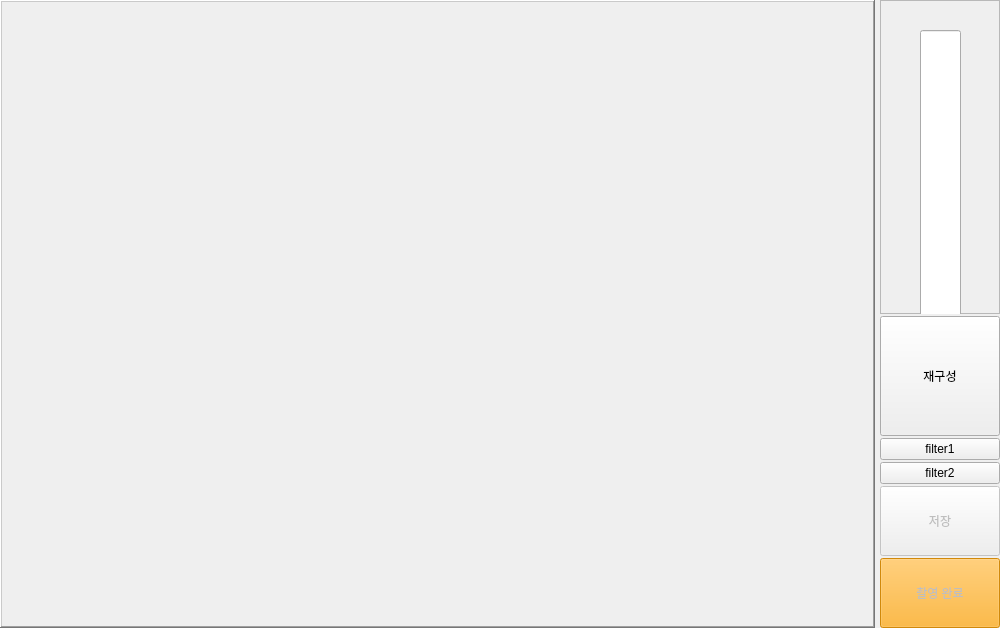
Qt form Project/src/imaging/ImagingSW/imagingmanager.ui (AndaCondaa/Dental_Imaging_SW_System) before a commit.
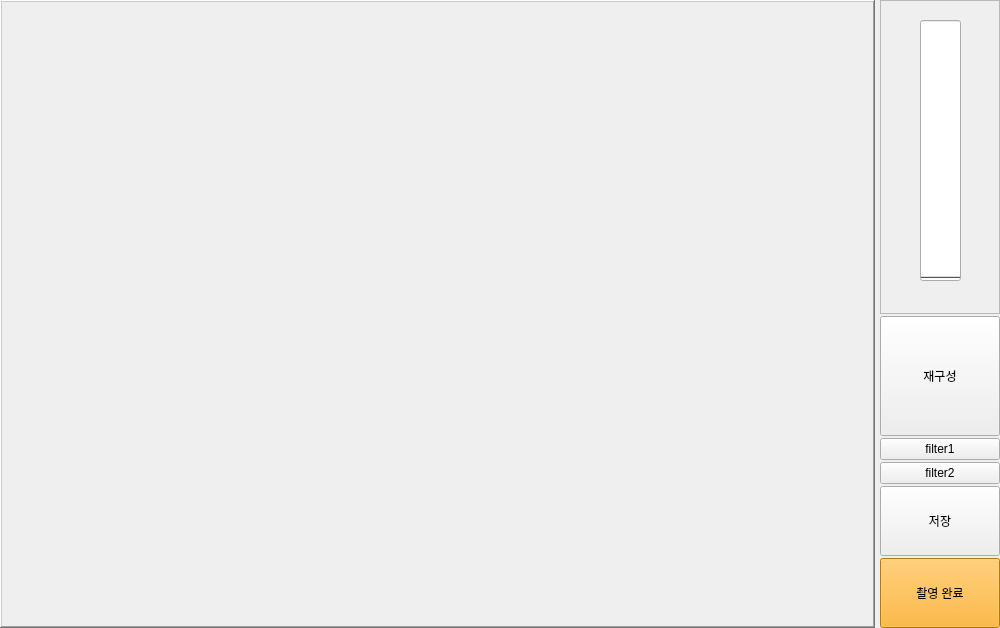
The same form after that commit.

```diff
--- a/Project/src/imaging/ImagingSW/imagingmanager.ui
+++ b/Project/src/imaging/ImagingSW/imagingmanager.ui
@@ -99,9 +99,9 @@
             <property name="geometry">
              <rect>
               <x>40</x>
-              <y>30</y>
+              <y>20</y>
               <width>41</width>
-              <height>321</height>
+              <height>261</height>
              </rect>
             </property>
             <property name="sizePolicy">
@@ -173,7 +173,7 @@
          <item>
           <widget class="QPushButton" name="saveButton">
            <property name="enabled">
-            <bool>false</bool>
+            <bool>true</bool>
            </property>
            <property name="minimumSize">
             <size>
@@ -189,7 +189,7 @@
          <item>
           <widget class="QPushButton" name="finishButton">
            <property name="enabled">
-            <bool>false</bool>
+            <bool>true</bool>
            </property>
            <property name="sizePolicy">
             <sizepolicy hsizetype="Preferred" vsizetype="Preferred">
```
